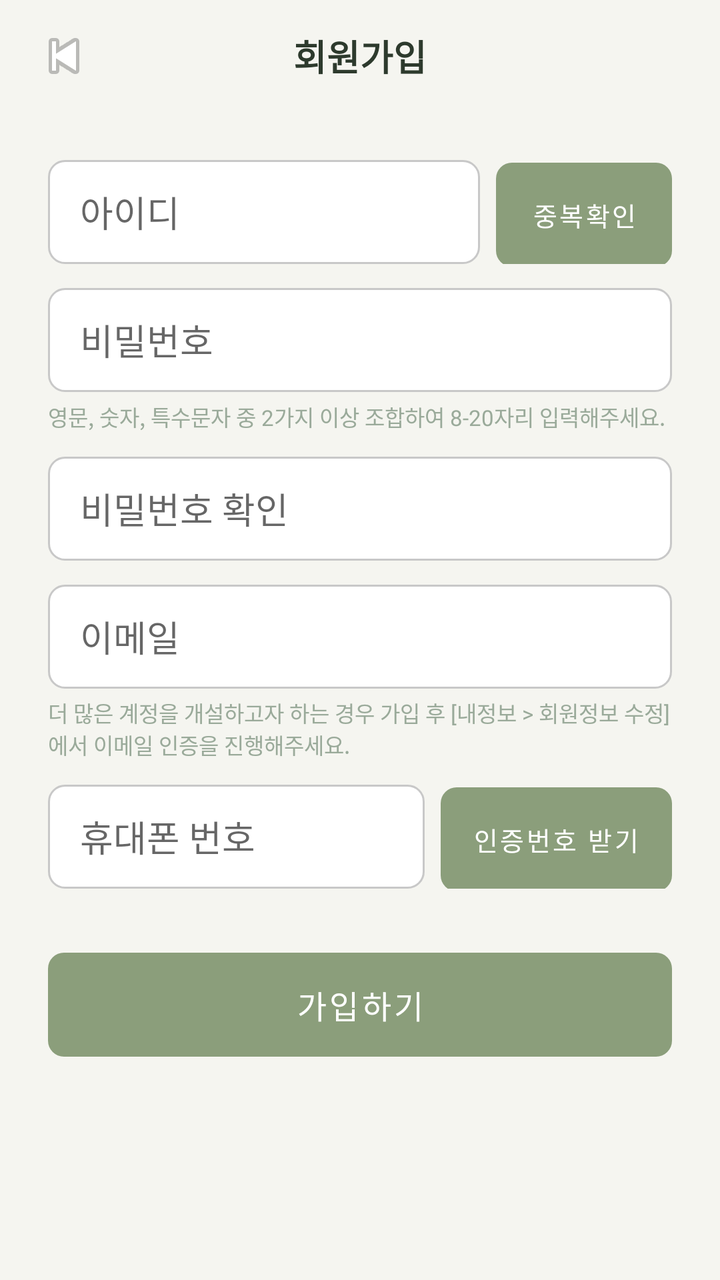
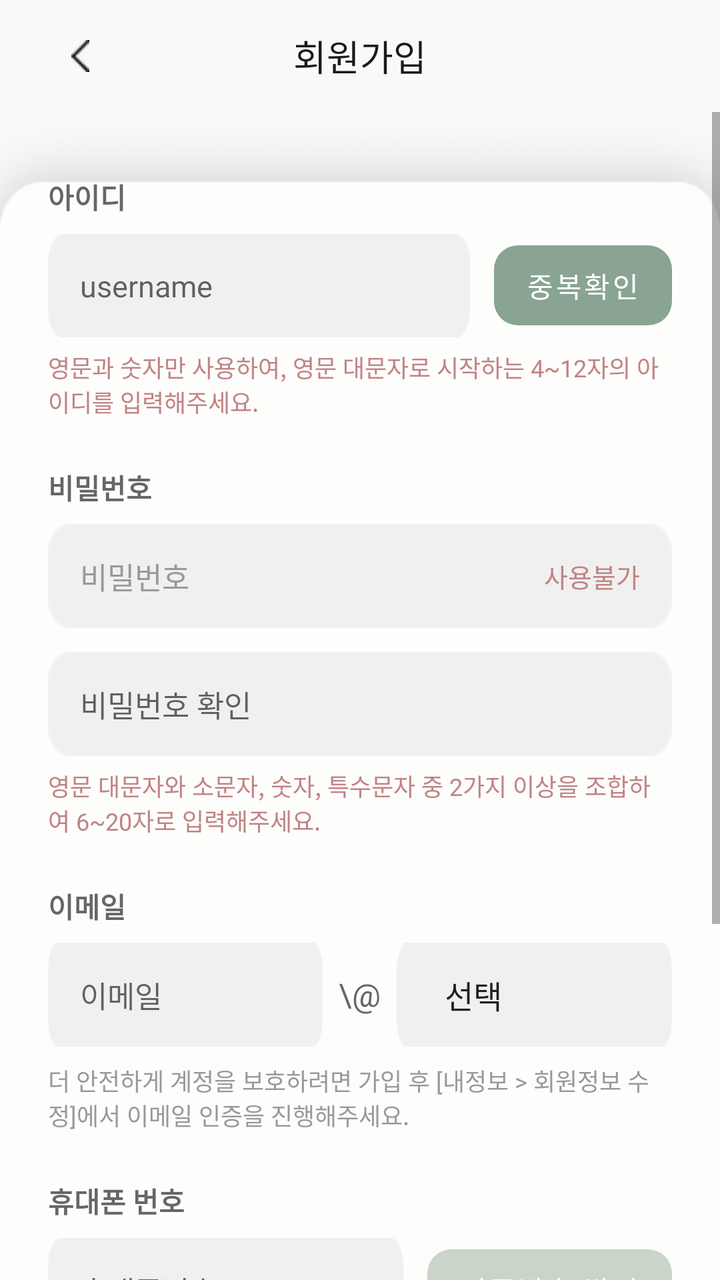

Before-and-after screenshots of an Android layout around one commit, followed by the original layout XML and the change that was made.
<!-- AndroidManifest.xml: application theme Theme.NewRitage -->
<!-- res/layout/activity_signup.xml -->
<?xml version="1.0" encoding="utf-8"?>
<FrameLayout
    xmlns:android="http://schemas.android.com/apk/res/android"
    xmlns:app="http://schemas.android.com/apk/res-auto"
    android:layout_width="match_parent"
    android:layout_height="match_parent"
    android:background="@color/background">

    
    <ScrollView
        android:id="@+id/layoutSignupForm"
        android:layout_width="match_parent"
        android:layout_height="match_parent"
        android:fillViewport="true">

        <LinearLayout
            android:layout_width="match_parent"
            android:layout_height="wrap_content"
            android:orientation="vertical"
            android:paddingBottom="40dp">

            
            <FrameLayout
                android:layout_width="match_parent"
                android:layout_height="56dp">

                <ImageButton
                    android:id="@+id/btnBack"
                    android:layout_width="48dp"
                    android:layout_height="48dp"
                    android:src="@android:drawable/ic_media_previous"
                    android:background="?attr/selectableItemBackgroundBorderless"
                    android:padding="12dp"
                    android:layout_gravity="start|center_vertical"
                    android:layout_marginStart="8dp" />

                <TextView
                    android:layout_width="wrap_content"
                    android:layout_height="wrap_content"
                    android:text="@string/signup_title"
                    android:textSize="18sp"
                    android:textStyle="bold"
                    android:textColor="@color/text_primary"
                    android:layout_gravity="center" />
            </FrameLayout>

            
            <LinearLayout
                android:layout_width="match_parent"
                android:layout_height="wrap_content"
                android:orientation="horizontal"
                android:layout_marginTop="24dp"
                android:layout_marginStart="24dp"
                android:layout_marginEnd="24dp">

                <EditText
                    android:id="@+id/etUsername"
                    android:layout_width="0dp"
                    android:layout_height="52dp"
                    android:layout_weight="1"
                    android:hint="@string/hint_new_username"
                    android:background="@drawable/bg_input_rounded"
                    android:paddingStart="16dp"
                    android:paddingEnd="16dp"
                    android:inputType="text" />

                <Button
                    android:id="@+id/btnCheckDuplicate"
                    android:layout_width="wrap_content"
                    android:layout_height="52dp"
                    android:text="@string/btn_check_duplicate"
                    android:background="@drawable/btn_primary_bg"
                    android:textColor="@color/white"
                    android:textSize="13sp"
                    android:paddingStart="16dp"
                    android:paddingEnd="16dp"
                    android:layout_marginStart="8dp"
                    android:stateListAnimator="@null" />
            </LinearLayout>

            
            <EditText
                android:id="@+id/etPassword"
                android:layout_width="match_parent"
                android:layout_height="52dp"
                android:hint="@string/hint_new_password"
                android:background="@drawable/bg_input_rounded"
                android:paddingStart="16dp"
                android:paddingEnd="16dp"
                android:inputType="textPassword"
                android:layout_marginTop="12dp"
                android:layout_marginStart="24dp"
                android:layout_marginEnd="24dp" />

            <TextView
                android:layout_width="match_parent"
                android:layout_height="wrap_content"
                android:text="@string/password_hint_desc"
                android:textColor="@color/text_hint"
                android:textSize="11sp"
                android:layout_marginTop="4dp"
                android:layout_marginStart="24dp"
                android:layout_marginEnd="24dp" />

            
            <EditText
                android:id="@+id/etPasswordConfirm"
                android:layout_width="match_parent"
                android:layout_height="52dp"
                android:hint="@string/hint_confirm_password"
                android:background="@drawable/bg_input_rounded"
                android:paddingStart="16dp"
                android:paddingEnd="16dp"
                android:inputType="textPassword"
                android:layout_marginTop="12dp"
                android:layout_marginStart="24dp"
                android:layout_marginEnd="24dp" />

            
            <EditText
                android:id="@+id/etEmail"
                android:layout_width="match_parent"
                android:layout_height="52dp"
                android:hint="@string/hint_email"
                android:background="@drawable/bg_input_rounded"
                android:paddingStart="16dp"
                android:paddingEnd="16dp"
                android:inputType="textEmailAddress"
                android:layout_marginTop="12dp"
                android:layout_marginStart="24dp"
                android:layout_marginEnd="24dp" />

            <TextView
                android:layout_width="match_parent"
                android:layout_height="wrap_content"
                android:text="@string/email_hint_desc"
                android:textColor="@color/text_hint"
                android:textSize="11sp"
                android:layout_marginTop="4dp"
                android:layout_marginStart="24dp"
                android:layout_marginEnd="24dp" />

            
            <LinearLayout
                android:layout_width="match_parent"
                android:layout_height="wrap_content"
                android:orientation="horizontal"
                android:layout_marginTop="12dp"
                android:layout_marginStart="24dp"
                android:layout_marginEnd="24dp">

                <EditText
                    android:id="@+id/etPhone"
                    android:layout_width="0dp"
                    android:layout_height="52dp"
                    android:layout_weight="1"
                    android:hint="@string/hint_phone"
                    android:background="@drawable/bg_input_rounded"
                    android:paddingStart="16dp"
                    android:paddingEnd="16dp"
                    android:inputType="phone" />

                <Button
                    android:id="@+id/btnSendVerification"
                    android:layout_width="wrap_content"
                    android:layout_height="52dp"
                    android:text="@string/btn_send_verification"
                    android:background="@drawable/btn_primary_bg"
                    android:textColor="@color/white"
                    android:textSize="13sp"
                    android:paddingStart="16dp"
                    android:paddingEnd="16dp"
                    android:layout_marginStart="8dp"
                    android:stateListAnimator="@null" />
            </LinearLayout>

            
            <Button
                android:id="@+id/btnSignup"
                android:layout_width="match_parent"
                android:layout_height="52dp"
                android:text="@string/btn_do_signup"
                android:background="@drawable/btn_primary_bg"
                android:textColor="@color/white"
                android:textSize="16sp"
                android:stateListAnimator="@null"
                android:layout_marginTop="32dp"
                android:layout_marginStart="24dp"
                android:layout_marginEnd="24dp" />

        </LinearLayout>
    </ScrollView>

    
    <androidx.constraintlayout.widget.ConstraintLayout
        android:id="@+id/layoutSignupComplete"
        android:layout_width="match_parent"
        android:layout_height="match_parent"
        android:visibility="gone"
        android:background="@color/background">

        <TextView
            android:id="@+id/tvCompleteMsg"
            android:layout_width="wrap_content"
            android:layout_height="wrap_content"
            android:text="@string/signup_complete"
            android:textSize="22sp"
            android:textColor="@color/text_primary"
            android:textStyle="bold"
            android:gravity="center"
            app:layout_constraintTop_toTopOf="parent"
            app:layout_constraintBottom_toTopOf="@id/btnGoBaseline"
            app:layout_constraintStart_toStartOf="parent"
            app:layout_constraintEnd_toEndOf="parent" />

        <Button
            android:id="@+id/btnGoBaseline"
            android:layout_width="0dp"
            android:layout_height="52dp"
            android:text="시작하기"
            android:background="@drawable/btn_primary_bg"
            android:textColor="@color/white"
            android:textSize="16sp"
            android:stateListAnimator="@null"
            android:onClick="onGoToBaseline"
            android:layout_marginStart="24dp"
            android:layout_marginEnd="24dp"
            android:layout_marginBottom="60dp"
            app:layout_constraintBottom_toBottomOf="parent"
            app:layout_constraintStart_toStartOf="parent"
            app:layout_constraintEnd_toEndOf="parent" />

    </androidx.constraintlayout.widget.ConstraintLayout>

</FrameLayout>
<!-- resources referenced by this layout -->
<resources>
  <color name="background">#F5F5F0</color>
  <color name="text_hint">#9AAA9A</color>
  <color name="text_primary">#2D3A2D</color>
  <color name="white">#FFFFFF</color>
  <!-- drawable bg_input_rounded (drawable) -->
  <?xml version="1.0" encoding="utf-8"?>
  <shape xmlns:android="http://schemas.android.com/apk/res/android"
      android:shape="rectangle">
      <solid android:color="@color/surface" />
      <stroke
          android:width="1dp"
          android:color="@color/input_border" />
      <corners android:radius="8dp" />
  </shape>
  <!-- drawable btn_primary_bg (drawable) -->
  <?xml version="1.0" encoding="utf-8"?>
  <shape xmlns:android="http://schemas.android.com/apk/res/android"
      android:shape="rectangle">
      <solid android:color="@color/btn_primary" />
      <corners android:radius="8dp" />
  </shape>
  <string name="btn_check_duplicate">중복확인</string>
  <string name="btn_do_signup">가입하기</string>
  <string name="btn_send_verification">인증번호 받기</string>
  <string name="email_hint_desc">더 많은 계정을 개설하고자 하는 경우 가입 후 [내정보 &gt; 회원정보 수정]에서 이메일 인증을 진행해주세요.</string>
  <string name="hint_confirm_password">비밀번호 확인</string>
  <string name="hint_email">이메일</string>
  <string name="hint_new_password">비밀번호</string>
  <string name="hint_new_username">아이디</string>
  <string name="hint_phone">휴대폰 번호</string>
  <string name="password_hint_desc">영문, 숫자, 특수문자 중 2가지 이상 조합하여 8-20자리 입력해주세요.</string>
  <string name="signup_complete">가입이 완료되었습니다</string>
  <string name="signup_title">회원가입</string>
  <style name="Theme.NewRitage" parent="Theme.MaterialComponents.Light.NoActionBar">
          <item name="colorPrimary">@color/primary</item>
          <item name="colorPrimaryDark">@color/primary_dark</item>
          <item name="colorAccent">@color/primary</item>
          <item name="android:windowBackground">@color/background</item>
          <item name="android:statusBarColor">@color/primary</item>
          <item name="android:fontFamily">sans-serif</item>
      </style>
  <color name="surface">#FFFFFF</color>
  <color name="input_border">#C8C8C8</color>
  <color name="btn_primary">#8B9E7B</color>
  <color name="primary">#8B9E7B</color>
  <color name="primary_dark">#6B7E5B</color>
</resources>

<!-- the commit's change to res/layout/activity_signup.xml (unified diff, before → after) -->
@@ -1,12 +1,36 @@
 <?xml version="1.0" encoding="utf-8"?>
-<FrameLayout
+<LinearLayout
     xmlns:android="http://schemas.android.com/apk/res/android"
     xmlns:app="http://schemas.android.com/apk/res-auto"
     android:layout_width="match_parent"
     android:layout_height="match_parent"
-    android:background="@color/background">
-
-    
+    android:orientation="vertical"
+    android:background="#F8F9FA"> <FrameLayout
+    android:layout_width="match_parent"
+    android:layout_height="56dp"
+    android:background="#F8F9FA">
+
+    <ImageButton
+        android:id="@+id/btnBack"
+        android:layout_width="48dp"
+        android:layout_height="48dp"
+
+        android:src="@drawable/back"
+
+        android:background="?attr/selectableItemBackgroundBorderless"
+        android:padding="12dp"
+        android:layout_gravity="start|center_vertical"
+        android:layout_marginStart="16dp" />
+
+    <TextView
+        android:layout_width="wrap_content"
+        android:layout_height="wrap_content"
+        android:text="회원가입"
+        android:textSize="18sp"
+        android:textColor="#1A1A1A"
+        android:layout_gravity="center" />
+</FrameLayout>
+
     <ScrollView
         android:id="@+id/layoutSignupForm"
         android:layout_width="match_parent"
@@ -17,219 +41,229 @@
             android:layout_width="match_parent"
             android:layout_height="wrap_content"
             android:orientation="vertical"
+
+            android:background="@drawable/signupcard"
+
+            android:paddingTop="32dp"
+            android:paddingStart="24dp"
+            android:paddingEnd="24dp"
             android:paddingBottom="40dp">
 
-            
-            <FrameLayout
-                android:layout_width="match_parent"
-                android:layout_height="56dp">
-
-                <ImageButton
-                    android:id="@+id/btnBack"
-                    android:layout_width="48dp"
-                    android:layout_height="48dp"
-                    android:src="@android:drawable/ic_media_previous"
-                    android:background="?attr/selectableItemBackgroundBorderless"
-                    android:padding="12dp"
-                    android:layout_gravity="start|center_vertical"
-                    android:layout_marginStart="8dp" />
-
-                <TextView
-                    android:layout_width="wrap_content"
-                    android:layout_height="wrap_content"
-                    android:text="@string/signup_title"
-                    android:textSize="18sp"
-                    android:textStyle="bold"
-                    android:textColor="@color/text_primary"
-                    android:layout_gravity="center" />
-            </FrameLayout>
-
-            
+            <TextView
+                android:layout_width="wrap_content"
+                android:layout_height="wrap_content"
+                android:text="아이디"
+                android:textColor="#666666"
+                android:textSize="14sp"
+                android:textStyle="bold" />
+
             <LinearLayout
                 android:layout_width="match_parent"
                 android:layout_height="wrap_content"
                 android:orientation="horizontal"
-                android:layout_marginTop="24dp"
-                android:layout_marginStart="24dp"
-                android:layout_marginEnd="24dp">
+                android:layout_marginTop="8dp">
 
                 <EditText
                     android:id="@+id/etUsername"
                     android:layout_width="0dp"
                     android:layout_height="52dp"
                     android:layout_weight="1"
-                    android:hint="@string/hint_new_username"
-                    android:background="@drawable/bg_input_rounded"
-                    android:paddingStart="16dp"
-                    android:paddingEnd="16dp"
-                    android:inputType="text" />
+                    android:hint="username"
+                    android:background="@drawable/grayinput"
+                    android:paddingStart="16dp"
+                    android:paddingEnd="16dp"
+                    android:inputType="text"
+                    android:textSize="15sp" />
 
                 <Button
                     android:id="@+id/btnCheckDuplicate"
                     android:layout_width="wrap_content"
                     android:layout_height="52dp"
-                    android:text="@string/btn_check_duplicate"
-                    android:background="@drawable/btn_primary_bg"
-                    android:textColor="@color/white"
-                    android:textSize="13sp"
-                    android:paddingStart="16dp"
-                    android:paddingEnd="16dp"
-                    android:layout_marginStart="8dp"
+                    android:text="중복확인"
+                    style="@style/Widget.MaterialComponents.Button"
+                    app:backgroundTint="#89A492" android:textColor="@color/white"
+                    android:textSize="14sp"
+                    app:cornerRadius="12dp"
+                    android:layout_marginStart="12dp"
                     android:stateListAnimator="@null" />
             </LinearLayout>
 
-            
+            <TextView
+                android:layout_width="match_parent"
+                android:layout_height="wrap_content"
+                android:text="영문과 숫자만 사용하여, 영문 대문자로 시작하는 4~12자의 아이디를 입력해주세요."
+                android:textColor="#C08484" android:textSize="12sp"
+                android:layout_marginTop="6dp" />
+
+            <TextView
+                android:layout_width="wrap_content"
+                android:layout_height="wrap_content"
+                android:text="비밀번호"
+                android:textColor="#666666"
+                android:textSize="14sp"
+                android:textStyle="bold"
+                android:layout_marginTop="24dp" />
+
+            <RelativeLayout
+                android:layout_width="match_parent"
+                android:layout_height="52dp"
+                android:layout_marginTop="8dp">
+
+                <EditText
+                    android:id="@+id/etPassword"
+                    android:layout_width="match_parent"
+                    android:layout_height="match_parent"
+                    android:hint="비밀번호"
+                    android:background="@drawable/grayinput"
+                    android:paddingStart="16dp"
+                    android:paddingEnd="80dp"
+                    android:inputType="textPassword"
+                    android:textColor="#1A1A1A"
+                    android:textColorHint="#999999"
+                    android:textSize="15sp" />
+
+                <TextView
+                    android:layout_width="wrap_content"
+                    android:layout_height="wrap_content"
+                    android:text="사용불가"
+                    android:textColor="#C08484"
+                    android:textSize="13sp"
+                    android:layout_alignParentEnd="true"
+
+                    android:layout_centerVertical="true"
+
+                    android:layout_marginEnd="16dp" />
+            </RelativeLayout>
+
             <EditText
-                android:id="@+id/etPassword"
-                android:layout_width="match_parent"
-                android:layout_height="52dp"
-                android:hint="@string/hint_new_password"
-                android:background="@drawable/bg_input_rounded"
+                android:id="@+id/etPasswordConfirm"
+                android:layout_width="match_parent"
+                android:layout_height="52dp"
+                android:hint="비밀번호 확인"
+                android:background="@drawable/grayinput"
                 android:paddingStart="16dp"
                 android:paddingEnd="16dp"
                 android:inputType="textPassword"
-                android:layout_marginTop="12dp"
-                android:layout_marginStart="24dp"
-                android:layout_marginEnd="24dp" />
-
-            <TextView
-                android:layout_width="match_parent"
-                android:layout_height="wrap_content"
-                android:text="@string/password_hint_desc"
-                android:textColor="@color/text_hint"
-                android:textSize="11sp"
-                android:layout_marginTop="4dp"
-                android:layout_marginStart="24dp"
-                android:layout_marginEnd="24dp" />
-
-            
-            <EditText
-                android:id="@+id/etPasswordConfirm"
-                android:layout_width="match_parent"
-                android:layout_height="52dp"
-                android:hint="@string/hint_confirm_password"
-                android:background="@drawable/bg_input_rounded"
-                android:paddingStart="16dp"
-                android:paddingEnd="16dp"
-                android:inputType="textPassword"
-                android:layout_marginTop="12dp"
-                android:layout_marginStart="24dp"
-                android:layout_marginEnd="24dp" />
-
-            
-            <EditText
-                android:id="@+id/etEmail"
-                android:layout_width="match_parent"
-                android:layout_height="52dp"
-                android:hint="@string/hint_email"
-                android:background="@drawable/bg_input_rounded"
-                android:paddingStart="16dp"
-                android:paddingEnd="16dp"
-                android:inputType="textEmailAddress"
-                android:layout_marginTop="12dp"
-                android:layout_marginStart="24dp"
-                android:layout_marginEnd="24dp" />
-
-            <TextView
-                android:layout_width="match_parent"
-                android:layout_height="wrap_content"
-                android:text="@string/email_hint_desc"
-                android:textColor="@color/text_hint"
-                android:textSize="11sp"
-                android:layout_marginTop="4dp"
-                android:layout_marginStart="24dp"
-                android:layout_marginEnd="24dp" />
-
-            
+                android:textSize="15sp"
+                android:layout_marginTop="12dp" />
+
+            <TextView
+                android:layout_width="match_parent"
+                android:layout_height="wrap_content"
+                android:text="영문 대문자와 소문자, 숫자, 특수문자 중 2가지 이상을 조합하여 6~20자로 입력해주세요."
+                android:textColor="#C08484"
+                android:textSize="12sp"
+                android:layout_marginTop="6dp" />
+
+            <TextView
+                android:layout_width="wrap_content"
+                android:layout_height="wrap_content"
+                android:text="이메일"
+                android:textColor="#666666"
+                android:textSize="14sp"
+                android:textStyle="bold"
+                android:layout_marginTop="24dp" />
+
             <LinearLayout
                 android:layout_width="match_parent"
-                android:layout_height="wrap_content"
+                android:layout_height="52dp"
                 android:orientation="horizontal"
-                android:layout_marginTop="12dp"
-                android:layout_marginStart="24dp"
-                android:layout_marginEnd="24dp">
+                android:gravity="center_vertical"
+                android:layout_marginTop="8dp">
+
+                <EditText
+                    android:id="@+id/etEmail"
+                    android:layout_width="0dp"
+                    android:layout_height="match_parent"
+                    android:layout_weight="1"
+                    android:hint="이메일"
+                    android:background="@drawable/grayinput"
+                    android:paddingStart="16dp"
+                    android:paddingEnd="16dp"
+                    android:inputType="text"
+                    android:textSize="15sp" />
+
+                <TextView
+                    android:layout_width="wrap_content"
+                    android:layout_height="wrap_content"
+                    android:text="\@"
+                    android:textColor="#666666"
+                    android:textSize="16sp"
+                    android:layout_marginStart="8dp"
+                    android:layout_marginEnd="8dp" />
+
+                <Spinner
+                    android:id="@+id/spinnerEmailDomain"
+                    android:layout_width="0dp"
+                    android:layout_height="match_parent"
+                    android:layout_weight="1"
+                    android:background="@drawable/grayinput"
+                    android:paddingStart="16dp"
+                    android:paddingEnd="16dp"
+
+                    android:entries="@array/email_domains" />
+            </LinearLayout>
+
+            <TextView
+                android:layout_width="match_parent"
+                android:layout_height="wrap_content"
+                android:text="더 안전하게 계정을 보호하려면 가입 후 [내정보 &gt; 회원정보 수정]에서 이메일 인증을 진행해주세요."
+                android:textColor="#999999"
+                android:textSize="12sp"
+                android:layout_marginTop="8dp" />
+
+            <TextView
+                android:layout_width="wrap_content"
+                android:layout_height="wrap_content"
+                android:text="휴대폰 번호"
+                android:textColor="#666666"
+                android:textSize="14sp"
+                android:textStyle="bold"
+                android:layout_marginTop="24dp" />
+
+            <LinearLayout
+                android:layout_width="match_parent"
+                android:layout_height="wrap_content"
+                android:orientation="horizontal"
+                android:layout_marginTop="8dp">
 
                 <EditText
                     android:id="@+id/etPhone"
                     android:layout_width="0dp"
                     android:layout_height="52dp"
                     android:layout_weight="1"
-                    android:hint="@string/hint_phone"
-                    android:background="@drawable/bg_input_rounded"
-                    android:paddingStart="16dp"
-                    android:paddingEnd="16dp"
-                    android:inputType="phone" />
+                    android:hint="휴대폰번호"
+                    android:background="@drawable/grayinput"
+                    android:paddingStart="16dp"
+                    android:paddingEnd="16dp"
+                    android:inputType="phone"
+                    android:textSize="15sp" />
 
                 <Button
                     android:id="@+id/btnSendVerification"
                     android:layout_width="wrap_content"
                     android:layout_height="52dp"
-                    android:text="@string/btn_send_verification"
-                    android:background="@drawable/btn_primary_bg"
-                    android:textColor="@color/white"
-                    android:textSize="13sp"
-                    android:paddingStart="16dp"
-                    android:paddingEnd="16dp"
-                    android:layout_marginStart="8dp"
+                    android:text="인증번호 받기"
+                    style="@style/Widget.MaterialComponents.Button"
+                    app:backgroundTint="#CBD4C9" android:textColor="@color/white"
+                    android:textSize="14sp"
+                    app:cornerRadius="12dp"
+                    android:layout_marginStart="12dp"
                     android:stateListAnimator="@null" />
             </LinearLayout>
 
-            
             <Button
                 android:id="@+id/btnSignup"
                 android:layout_width="match_parent"
                 android:layout_height="52dp"
-                android:text="@string/btn_do_signup"
-                android:background="@drawable/btn_primary_bg"
-                android:textColor="@color/white"
+                android:text="가입하기"
+                style="@style/Widget.MaterialComponents.Button"
+                app:backgroundTint="#CBD4C9" android:textColor="@color/white"
                 android:textSize="16sp"
-                android:stateListAnimator="@null"
-                android:layout_marginTop="32dp"
-                android:layout_marginStart="24dp"
-                android:layout_marginEnd="24dp" />
+                app:cornerRadius="12dp"
+                android:layout_marginTop="40dp"
+                android:stateListAnimator="@null" />
 
         </LinearLayout>
     </ScrollView>
-
-    
-    <androidx.constraintlayout.widget.ConstraintLayout
-        android:id="@+id/layoutSignupComplete"
-        android:layout_width="match_parent"
-        android:layout_height="match_parent"
-        android:visibility="gone"
-        android:background="@color/background">
-
-        <TextView
-            android:id="@+id/tvCompleteMsg"
-            android:layout_width="wrap_content"
-            android:layout_height="wrap_content"
-            android:text="@string/signup_complete"
-            android:textSize="22sp"
-            android:textColor="@color/text_primary"
-            android:textStyle="bold"
-            android:gravity="center"
-            app:layout_constraintTop_toTopOf="parent"
-            app:layout_constraintBottom_toTopOf="@id/btnGoBaseline"
-            app:layout_constraintStart_toStartOf="parent"
-            app:layout_constraintEnd_toEndOf="parent" />
-
-        <Button
-            android:id="@+id/btnGoBaseline"
-            android:layout_width="0dp"
-            android:layout_height="52dp"
-            android:text="시작하기"
-            android:background="@drawable/btn_primary_bg"
-            android:textColor="@color/white"
-            android:textSize="16sp"
-            android:stateListAnimator="@null"
-            android:onClick="onGoToBaseline"
-            android:layout_marginStart="24dp"
-            android:layout_marginEnd="24dp"
-            android:layout_marginBottom="60dp"
-            app:layout_constraintBottom_toBottomOf="parent"
-            app:layout_constraintStart_toStartOf="parent"
-            app:layout_constraintEnd_toEndOf="parent" />
-
-    </androidx.constraintlayout.widget.ConstraintLayout>
-
-</FrameLayout>
+</LinearLayout>
<!-- resource entries referenced after the edit -->
@@ -1,38 +1,18 @@
 <!-- resources referenced by this layout -->
 <resources>
+  <string-array name="email_domains">
+          <item>선택</item>
+          <item>naver.com</item>
+          <item>gmail.com</item>
+          <item>daum.net</item>
+          <item>hanmail.net</item>
+          <item>직접 입력</item>
+      </string-array>
   <color name="background">#F5F5F0</color>
-  <color name="text_hint">#9AAA9A</color>
-  <color name="text_primary">#2D3A2D</color>
   <color name="white">#FFFFFF</color>
-  <!-- drawable bg_input_rounded (drawable) -->
-  <?xml version="1.0" encoding="utf-8"?>
-  <shape xmlns:android="http://schemas.android.com/apk/res/android"
-      android:shape="rectangle">
-      <solid android:color="@color/surface" />
-      <stroke
-          android:width="1dp"
-          android:color="@color/input_border" />
-      <corners android:radius="8dp" />
-  </shape>
-  <!-- drawable btn_primary_bg (drawable) -->
-  <?xml version="1.0" encoding="utf-8"?>
-  <shape xmlns:android="http://schemas.android.com/apk/res/android"
-      android:shape="rectangle">
-      <solid android:color="@color/btn_primary" />
-      <corners android:radius="8dp" />
-  </shape>
-  <string name="btn_check_duplicate">중복확인</string>
-  <string name="btn_do_signup">가입하기</string>
-  <string name="btn_send_verification">인증번호 받기</string>
-  <string name="email_hint_desc">더 많은 계정을 개설하고자 하는 경우 가입 후 [내정보 &gt; 회원정보 수정]에서 이메일 인증을 진행해주세요.</string>
-  <string name="hint_confirm_password">비밀번호 확인</string>
-  <string name="hint_email">이메일</string>
-  <string name="hint_new_password">비밀번호</string>
-  <string name="hint_new_username">아이디</string>
-  <string name="hint_phone">휴대폰 번호</string>
-  <string name="password_hint_desc">영문, 숫자, 특수문자 중 2가지 이상 조합하여 8-20자리 입력해주세요.</string>
-  <string name="signup_complete">가입이 완료되었습니다</string>
-  <string name="signup_title">회원가입</string>
+  <!-- drawable back: png bitmap (drawable, 368 bytes) -->
+  <!-- drawable grayinput: png bitmap (drawable, 736 bytes) -->
+  <!-- drawable signupcard: png bitmap (drawable, 12664 bytes) -->
   <style name="Theme.NewRitage" parent="Theme.MaterialComponents.Light.NoActionBar">
           <item name="colorPrimary">@color/primary</item>
           <item name="colorPrimaryDark">@color/primary_dark</item>
@@ -41,9 +21,6 @@
           <item name="android:statusBarColor">@color/primary</item>
           <item name="android:fontFamily">sans-serif</item>
       </style>
-  <color name="surface">#FFFFFF</color>
-  <color name="input_border">#C8C8C8</color>
-  <color name="btn_primary">#8B9E7B</color>
   <color name="primary">#8B9E7B</color>
   <color name="primary_dark">#6B7E5B</color>
 </resources>
